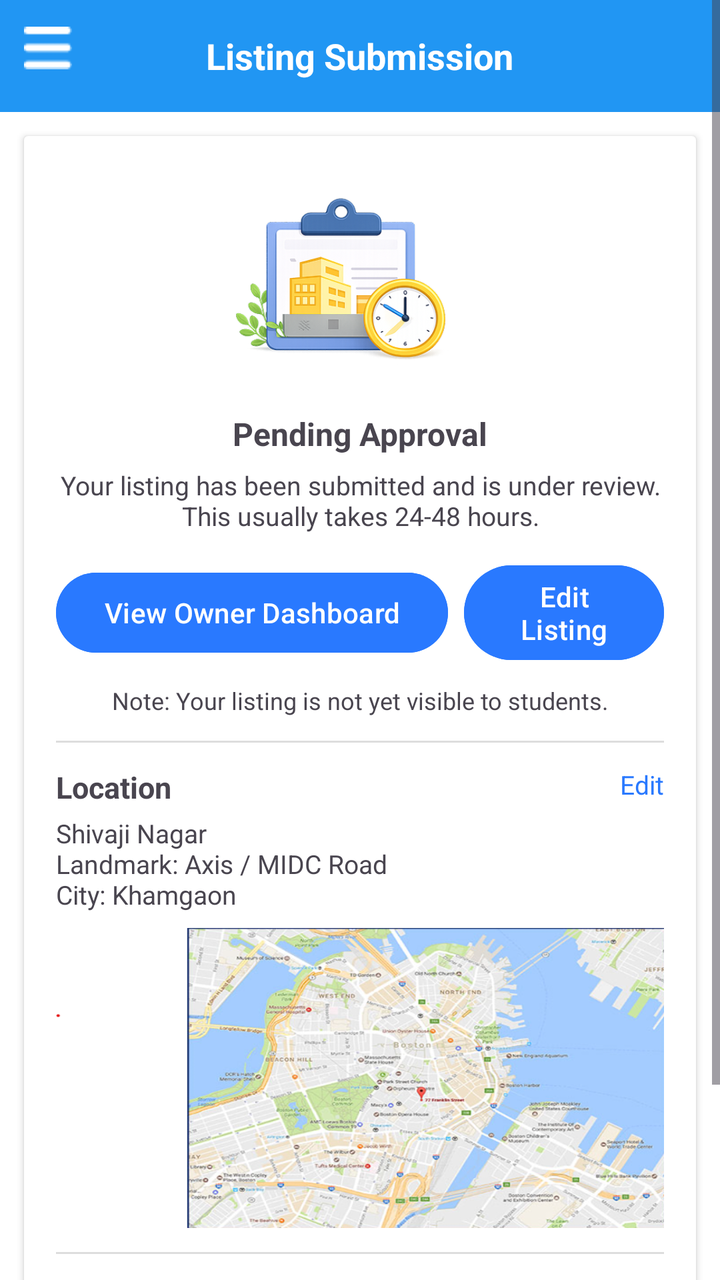
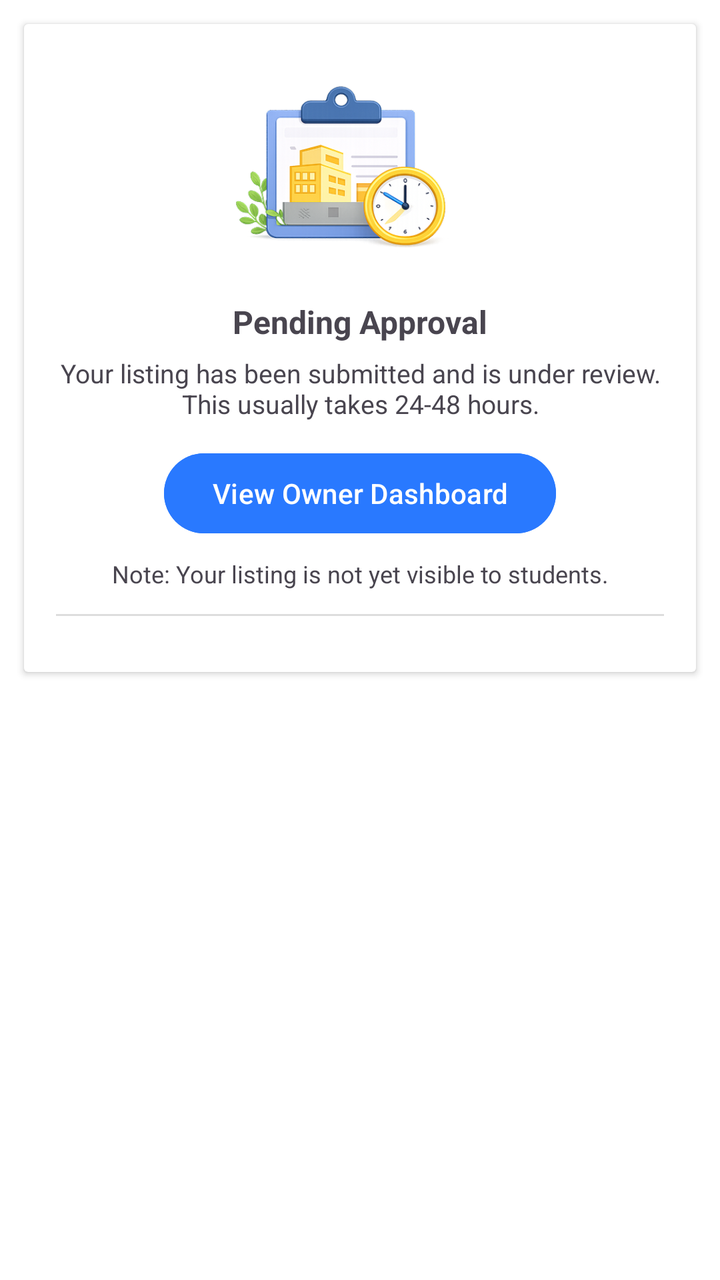

Two renders of the same Android screen: before a commit and after it. Below are the layout's source before the change and the commit's diff.
<!-- AndroidManifest.xml: application theme Theme.CampusSaathi -->
<!-- res/layout/activity_owner_submission_list1.xml -->
<?xml version="1.0" encoding="utf-8"?>
<ScrollView xmlns:android="http://schemas.android.com/apk/res/android"
    android:id="@+id/scrollRoot"
    android:layout_width="match_parent"
    android:layout_height="match_parent"
    android:background="#FFFFFF">
        <LinearLayout
            android:id="@+id/rootLayout"
            android:layout_width="match_parent"
            android:layout_height="wrap_content"
            android:orientation="vertical">

        
        <RelativeLayout
            android:id="@+id/toolbar"
            android:layout_width="match_parent"
            android:layout_height="56dp"
            android:background="#2196F3"
            android:padding="12dp">

            <ImageView
                android:id="@+id/ivMenu"
                android:layout_width="24dp"
                android:layout_height="24dp"
                android:src="@drawable/ic_menu" />

            <TextView
                android:id="@+id/tvTitle"
                android:layout_centerInParent="true"
                android:text="Listing Submission"
                android:textColor="@android:color/white"
                android:textSize="18sp"
                android:textStyle="bold"
                android:layout_width="wrap_content"
                android:layout_height="wrap_content"/>
        </RelativeLayout>

        
        <androidx.cardview.widget.CardView
            android:id="@+id/cardMain"
            android:layout_width="match_parent"
            android:layout_height="wrap_content"
            android:layout_margin="12dp"
            android:radius="14dp"
            android:elevation="4dp">

            <LinearLayout
                android:id="@+id/cardContainer"
                android:layout_width="match_parent"
                android:layout_height="wrap_content"
                android:orientation="vertical"
                android:padding="16dp">

                
                <ImageView
                    android:id="@+id/ivPending"
                    android:layout_width="160dp"
                    android:layout_height="110dp"
                    android:layout_gravity="center"
                    android:src="@drawable/illustration_pending"
                    android:scaleType="fitCenter"/>

                <TextView
                    android:id="@+id/tvPendingTitle"
                    android:layout_width="wrap_content"
                    android:layout_height="match_parent"
                    android:layout_marginTop="12dp"
                    android:text="Pending Approval"
                    android:textSize="16sp"
                    android:textStyle="bold"
                    android:layout_gravity="center"/>

                <TextView
                    android:id="@+id/tvPendingDesc"
                    android:layout_height="match_parent"
                    android:layout_marginTop="6dp"
                    android:layout_width="match_parent"
                    android:text="Your listing has been submitted and is under review. This usually takes 24-48 hours."
                    android:textAlignment="center"
                    android:textSize="13sp"/>

                
                <LinearLayout
                    android:id="@+id/layoutButtons"
                    android:layout_marginTop="12dp"
                    android:gravity="center"
                    android:orientation="horizontal"
                    android:layout_width="match_parent"
                    android:layout_height="wrap_content">

                    <Button
                        android:id="@+id/btnDashboard"
                        android:text="View Owner Dashboard"
                        android:backgroundTint="#2979FF"
                        android:layout_width="wrap_content"
                        android:layout_height="wrap_content"/>

                    <Button
                        android:id="@+id/btnEditListing"
                        android:text="Edit Listing"
                        android:backgroundTint="#2979FF"
                        android:layout_marginStart="8dp"
                        android:layout_width="wrap_content"
                        android:layout_height="wrap_content"/>
                </LinearLayout>

                <TextView
                    android:id="@+id/tvNote"
                    android:layout_height="match_parent"
                    android:layout_marginTop="8dp"
                    android:layout_width="match_parent"
                    android:text="Note: Your listing is not yet visible to students."
                    android:textAlignment="center"
                    android:textSize="12sp"/>

                
                <View
                    android:id="@+id/divider1"
                    android:layout_marginVertical="12dp"
                    android:layout_width="match_parent"
                    android:layout_height="1dp"
                    android:background="#DDDDDD"/>

                
                <LinearLayout
                    android:id="@+id/layoutLocationHeader"
                    android:layout_width="match_parent"
                    android:layout_height="wrap_content"
                    android:orientation="horizontal"
                    android:gravity="center_vertical">

                    <TextView
                        android:id="@+id/tvLocationTitle"
                        android:layout_width="0dp"
                        android:layout_height="wrap_content"
                        android:layout_weight="1"
                        android:text="Location"
                        android:textStyle="bold"
                        android:textSize="15sp"/>

                    <TextView
                        android:id="@+id/btnEditLocation"
                        android:layout_width="wrap_content"
                        android:layout_height="match_parent"
                        android:text="Edit"
                        android:textColor="#2979FF"
                        android:textSize="13sp"/>
                </LinearLayout>

                
                <TextView
                    android:id="@+id/tvAddress"
                    android:layout_width="wrap_content"
                    android:layout_height="match_parent"
                    android:layout_marginTop="4dp"
                    android:text="Shivaji Nagar\nLandmark: Axis / MIDC Road\nCity: Khamgaon"
                    android:textSize="13sp"/>

                <ImageView
                    android:id="@+id/ivMap"
                    android:layout_marginTop="8dp"
                    android:layout_width="match_parent"
                    android:layout_height="150dp"
                    android:scaleType="fitXY"
                    android:src="@drawable/sample_map"/>

                
                <View
                    android:id="@+id/divider2"
                    android:layout_marginVertical="12dp"
                    android:layout_width="match_parent"
                    android:layout_height="1dp"
                    android:background="#DDDDDD"/>

                
                <LinearLayout
                    android:id="@+id/layoutPhotosHeader"
                    android:layout_width="match_parent"
                    android:layout_height="wrap_content"
                    android:orientation="horizontal"
                    android:gravity="center_vertical">

                    <TextView
                        android:id="@+id/tvPhotosTitle"
                        android:layout_width="0dp"
                        android:layout_height="wrap_content"
                        android:layout_weight="1"
                        android:text="Photos"
                        android:textStyle="bold"
                        android:textSize="15sp"/>

                    <TextView
                        android:id="@+id/btnEditPhotos"
                        android:layout_width="wrap_content"
                        android:layout_height="match_parent"
                        android:text="Edit"
                        android:textColor="#2979FF"
                        android:textSize="13sp"/>
                </LinearLayout>

                
                <LinearLayout
                    android:id="@+id/layoutPhotos"
                    android:layout_marginTop="8dp"
                    android:orientation="horizontal"
                    android:layout_width="match_parent"
                    android:layout_height="wrap_content">

                    <ImageView
                        android:id="@+id/ivPhoto1"
                        android:layout_width="60dp"
                        android:layout_height="60dp"
                        android:scaleType="centerCrop"
                        android:src="@drawable/sample_room1"/>

                    <ImageView
                        android:id="@+id/ivPhoto2"
                        android:layout_width="60dp"
                        android:layout_height="60dp"
                        android:layout_marginStart="8dp"
                        android:scaleType="centerCrop"
                        android:src="@drawable/sample_room2"/>

                    <ImageView
                        android:id="@+id/ivPhoto3"
                        android:layout_width="60dp"
                        android:layout_height="60dp"
                        android:layout_marginStart="8dp"
                        android:background="@drawable/sample_room3"
                        android:scaleType="center" />

                    <ImageView
                        android:id="@+id/ivPhoto4"
                        android:layout_width="60dp"
                        android:layout_height="60dp"
                        android:layout_marginStart="8dp"
                        android:background="@drawable/sample_room4"
                        android:scaleType="center" />

                    <ImageView
                        android:id="@+id/btnAddPhoto"
                        android:layout_width="73dp"
                        android:layout_height="60dp"
                        android:layout_marginStart="8dp"
                        android:scaleType="center"
                        android:src="@drawable/ic_add" />
                </LinearLayout>

            </LinearLayout>
        </androidx.cardview.widget.CardView>

    </LinearLayout>
</ScrollView>
<!-- resources referenced by this layout -->
<resources>
  <!-- drawable ic_add: png bitmap (drawable, 821 bytes) -->
  <!-- drawable ic_menu: png bitmap (drawable, 269 bytes) -->
  <!-- drawable illustration_pending: png bitmap (drawable, 102991 bytes) -->
  <!-- drawable sample_map: png bitmap (drawable, 590635 bytes) -->
  <!-- drawable sample_room1: jpg bitmap (drawable, 90962 bytes) -->
  <!-- drawable sample_room2: jpeg bitmap (drawable, 3697 bytes) -->
  <!-- drawable sample_room3: jpeg bitmap (drawable, 3445 bytes) -->
  <!-- drawable sample_room4: jpg bitmap (drawable, 22804 bytes) -->
  <style name="Theme.CampusSaathi" parent="Base.Theme.CampusSaathi" />
  <style name="Base.Theme.CampusSaathi" parent="Theme.Material3.DayNight.NoActionBar">
          
          
      </style>
</resources>

<!-- the commit's change to res/layout/activity_owner_submission_list1.xml (unified diff, before → after) -->
@@ -10,30 +10,7 @@
             android:layout_height="wrap_content"
             android:orientation="vertical">
 
-        
-        <RelativeLayout
-            android:id="@+id/toolbar"
-            android:layout_width="match_parent"
-            android:layout_height="56dp"
-            android:background="#2196F3"
-            android:padding="12dp">
-
-            <ImageView
-                android:id="@+id/ivMenu"
-                android:layout_width="24dp"
-                android:layout_height="24dp"
-                android:src="@drawable/ic_menu" />
-
-            <TextView
-                android:id="@+id/tvTitle"
-                android:layout_centerInParent="true"
-                android:text="Listing Submission"
-                android:textColor="@android:color/white"
-                android:textSize="18sp"
-                android:textStyle="bold"
-                android:layout_width="wrap_content"
-                android:layout_height="wrap_content"/>
-        </RelativeLayout>
+
 
         
         <androidx.cardview.widget.CardView
@@ -95,13 +72,13 @@
                         android:layout_width="wrap_content"
                         android:layout_height="wrap_content"/>
 
-                    <Button
-                        android:id="@+id/btnEditListing"
-                        android:text="Edit Listing"
-                        android:backgroundTint="#2979FF"
-                        android:layout_marginStart="8dp"
-                        android:layout_width="wrap_content"
-                        android:layout_height="wrap_content"/>
+
+
+
+
+
+
+
                 </LinearLayout>
 
                 <TextView
@@ -122,129 +99,129 @@
                     android:background="#DDDDDD"/>
 
                 
-                <LinearLayout
-                    android:id="@+id/layoutLocationHeader"
-                    android:layout_width="match_parent"
-                    android:layout_height="wrap_content"
-                    android:orientation="horizontal"
-                    android:gravity="center_vertical">
-
-                    <TextView
-                        android:id="@+id/tvLocationTitle"
-                        android:layout_width="0dp"
-                        android:layout_height="wrap_content"
-                        android:layout_weight="1"
-                        android:text="Location"
-                        android:textStyle="bold"
-                        android:textSize="15sp"/>
-
-                    <TextView
-                        android:id="@+id/btnEditLocation"
-                        android:layout_width="wrap_content"
-                        android:layout_height="match_parent"
-                        android:text="Edit"
-                        android:textColor="#2979FF"
-                        android:textSize="13sp"/>
-                </LinearLayout>
-
-                
-                <TextView
-                    android:id="@+id/tvAddress"
-                    android:layout_width="wrap_content"
-                    android:layout_height="match_parent"
-                    android:layout_marginTop="4dp"
-                    android:text="Shivaji Nagar\nLandmark: Axis / MIDC Road\nCity: Khamgaon"
-                    android:textSize="13sp"/>
-
-                <ImageView
-                    android:id="@+id/ivMap"
-                    android:layout_marginTop="8dp"
-                    android:layout_width="match_parent"
-                    android:layout_height="150dp"
-                    android:scaleType="fitXY"
-                    android:src="@drawable/sample_map"/>
-
-                
-                <View
-                    android:id="@+id/divider2"
-                    android:layout_marginVertical="12dp"
-                    android:layout_width="match_parent"
-                    android:layout_height="1dp"
-                    android:background="#DDDDDD"/>
-
-                
-                <LinearLayout
-                    android:id="@+id/layoutPhotosHeader"
-                    android:layout_width="match_parent"
-                    android:layout_height="wrap_content"
-                    android:orientation="horizontal"
-                    android:gravity="center_vertical">
-
-                    <TextView
-                        android:id="@+id/tvPhotosTitle"
-                        android:layout_width="0dp"
-                        android:layout_height="wrap_content"
-                        android:layout_weight="1"
-                        android:text="Photos"
-                        android:textStyle="bold"
-                        android:textSize="15sp"/>
-
-                    <TextView
-                        android:id="@+id/btnEditPhotos"
-                        android:layout_width="wrap_content"
-                        android:layout_height="match_parent"
-                        android:text="Edit"
-                        android:textColor="#2979FF"
-                        android:textSize="13sp"/>
-                </LinearLayout>
-
-                
-                <LinearLayout
-                    android:id="@+id/layoutPhotos"
-                    android:layout_marginTop="8dp"
-                    android:orientation="horizontal"
-                    android:layout_width="match_parent"
-                    android:layout_height="wrap_content">
-
-                    <ImageView
-                        android:id="@+id/ivPhoto1"
-                        android:layout_width="60dp"
-                        android:layout_height="60dp"
-                        android:scaleType="centerCrop"
-                        android:src="@drawable/sample_room1"/>
-
-                    <ImageView
-                        android:id="@+id/ivPhoto2"
-                        android:layout_width="60dp"
-                        android:layout_height="60dp"
-                        android:layout_marginStart="8dp"
-                        android:scaleType="centerCrop"
-                        android:src="@drawable/sample_room2"/>
-
-                    <ImageView
-                        android:id="@+id/ivPhoto3"
-                        android:layout_width="60dp"
-                        android:layout_height="60dp"
-                        android:layout_marginStart="8dp"
-                        android:background="@drawable/sample_room3"
-                        android:scaleType="center" />
-
-                    <ImageView
-                        android:id="@+id/ivPhoto4"
-                        android:layout_width="60dp"
-                        android:layout_height="60dp"
-                        android:layout_marginStart="8dp"
-                        android:background="@drawable/sample_room4"
-                        android:scaleType="center" />
-
-                    <ImageView
-                        android:id="@+id/btnAddPhoto"
-                        android:layout_width="73dp"
-                        android:layout_height="60dp"
-                        android:layout_marginStart="8dp"
-                        android:scaleType="center"
-                        android:src="@drawable/ic_add" />
-                </LinearLayout>
+
+
+
+
+
+
+
+
+
+
+
+
+
+
+
+
+
+
+
+
+
+
+
+
+
+
+
+
+
+
+
+
+
+
+
+
+
+
+
+
+
+
+
+
+
+
+
+
+
+
+
+
+
+
+
+
+
+
+
+
+
+
+
+
+
+
+
+
+
+
+
+
+
+
+
+
+
+
+
+
+
+
+
+
+
+
+
+
+
+
+
+
+
+
+
+
+
+
+
+
+
+
+
+
+
+
+
+
+
+
+
+
+
+
+
+
+
+
+
+
+
+
+
 
             </LinearLayout>
         </androidx.cardview.widget.CardView>
<!-- resource entries referenced after the edit -->
@@ -1,13 +1,6 @@
 <!-- resources referenced by this layout -->
 <resources>
-  <!-- drawable ic_add: png bitmap (drawable, 821 bytes) -->
-  <!-- drawable ic_menu: png bitmap (drawable, 269 bytes) -->
   <!-- drawable illustration_pending: png bitmap (drawable, 102991 bytes) -->
-  <!-- drawable sample_map: png bitmap (drawable, 590635 bytes) -->
-  <!-- drawable sample_room1: jpg bitmap (drawable, 90962 bytes) -->
-  <!-- drawable sample_room2: jpeg bitmap (drawable, 3697 bytes) -->
-  <!-- drawable sample_room3: jpeg bitmap (drawable, 3445 bytes) -->
-  <!-- drawable sample_room4: jpg bitmap (drawable, 22804 bytes) -->
   <style name="Theme.CampusSaathi" parent="Base.Theme.CampusSaathi" />
   <style name="Base.Theme.CampusSaathi" parent="Theme.Material3.DayNight.NoActionBar">
           
